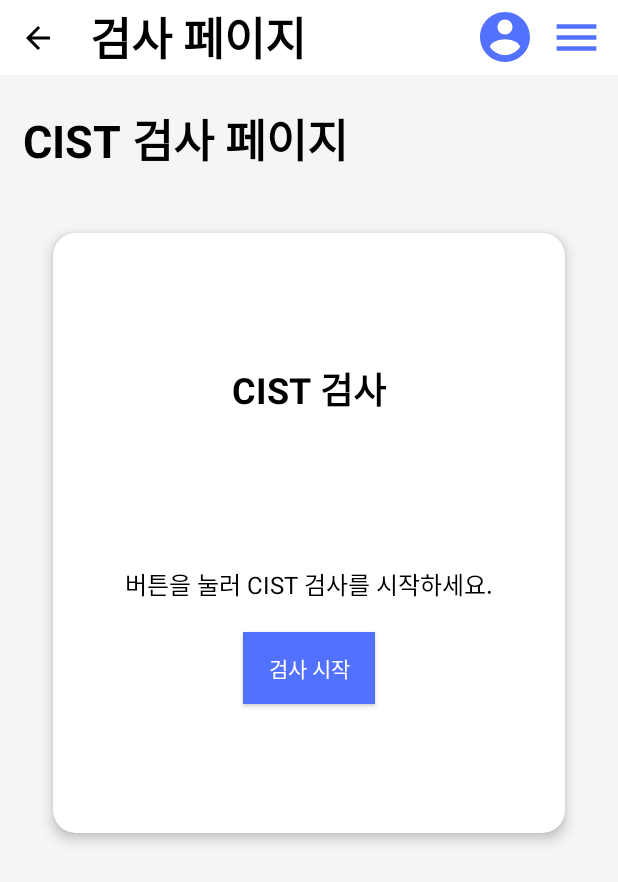
After one commit to hshy1839/DPS, an Android app built with Jetpack Compose: the CistActivity screen opened directly, with no data from a screen before it, on a phone screen of 412 x 824 dp. The commit adds this screen. Shown: the top 882 px of the screen. Run offline under Robolectric (Android 15) with nearby library versions, the light colour scheme and no system bars; network calls fail.

Commit message:
cist 검사페이지 ui

```diff
--- a/app/src/main/AndroidManifest.xml
+++ b/app/src/main/AndroidManifest.xml
@@ -109,6 +109,8 @@
         <activity android:name=".mainActivity.Calorie.CalorieActivity"/>
         <activity android:name=".mainActivity.MedicationActivity"/>
         <activity android:name=".mainActivity.DementiaRiskActivity"/>
+        <activity android:name=".Cist.CistActivity"/>
+        <activity android:name=".Cist.Cist1Activity"/>
         <activity-alias
             android:name="ViewPermissionUsageActivity"
             android:exported="true"
--- /dev/null
+++ b/app/src/main/java/com/example/dps/Cist/CistActivity.java
@@ -0,0 +1,30 @@
+package com.example.dps.Cist;
+
+import android.content.Intent;
+import android.os.Bundle;
+import android.view.View;
+import android.widget.Button;
+import androidx.appcompat.app.AppCompatActivity;
+import com.example.dps.R;
+
+public class CistActivity extends AppCompatActivity {
+
+    @Override
+    protected void onCreate(Bundle savedInstanceState) {
+        super.onCreate(savedInstanceState);
+        setContentView(R.layout.activity_cist); // 해당하는 레이아웃 파일 이름
+
+        // startTextBtn 버튼을 찾아서 변수에 저장
+        Button startButton = findViewById(R.id.startTextBtn);
+
+        // 버튼 클릭 리스너 추가
+        startButton.setOnClickListener(new View.OnClickListener() {
+            @Override
+            public void onClick(View v) {
+                // Cist1Activity로 이동하는 인텐트 생성
+                Intent intent = new Intent(CistActivity.this, Cist1Activity.class);
+                startActivity(intent);
+            }
+        });
+    }
+}
--- /dev/null
+++ b/app/src/main/res/layout/activity_cist.xml
@@ -0,0 +1,150 @@
+<?xml version="1.0" encoding="utf-8"?>
+<androidx.drawerlayout.widget.DrawerLayout xmlns:android="http://schemas.android.com/apk/res/android"
+    xmlns:app="http://schemas.android.com/apk/res-auto"
+    xmlns:tools="http://schemas.android.com/tools"
+    android:id="@+id/drawer_layout"
+    android:layout_width="match_parent"
+    android:layout_height="match_parent"
+    tools:context=".mainActivity.Calorie.CalorieActivity">
+
+    <!-- Scrollable Content -->
+    <ScrollView
+        android:layout_width="match_parent"
+        android:layout_height="match_parent"
+        android:background="#f5f5f5">
+
+        <!-- Main Content Area -->
+        <LinearLayout
+            android:layout_width="match_parent"
+            android:layout_height="wrap_content"
+            android:orientation="vertical"
+            android:background="#f5f5f5">
+
+            <!-- Toolbar or Action Bar with Back Arrow, Title, and Icons -->
+            <LinearLayout
+                android:layout_width="match_parent"
+                android:layout_height="50dp"
+                android:background="#ffffff"
+                android:gravity="center_vertical"
+                android:orientation="horizontal">
+
+                <!-- Back Arrow Icon -->
+                <ImageView
+                    android:id="@+id/back_arrow"
+                    android:layout_width="50dp"
+                    android:layout_height="50dp"
+                    android:layout_gravity="left|center"
+                    android:scaleType="center"
+                    android:src="@drawable/baseline_arrow_back_24" />
+
+                <!-- Page Title -->
+                <TextView
+                    android:layout_marginLeft="10dp"
+                    android:layout_width="wrap_content"
+                    android:layout_height="wrap_content"
+                    android:layout_weight="1"
+                    android:text="검사 페이지"
+                    android:textColor="@android:color/black"
+                    android:textStyle="bold"
+                    android:textSize="30sp"
+                    android:gravity="left|center" />
+
+                <!-- Login and Menu Icons -->
+                <ImageView
+                    android:id="@+id/loginButton"
+                    android:layout_width="40dp"
+                    android:layout_height="40dp"
+                    android:layout_gravity="right|center"
+                    android:layout_marginEnd="10dp"
+                    android:src="@drawable/baseline_account_circle_24" />
+
+                <ImageView
+                    android:id="@+id/menuButton_heartbeat"
+                    android:layout_width="35dp"
+                    android:layout_height="35dp"
+                    android:layout_marginEnd="10dp"
+                    android:src="@drawable/menu" />
+            </LinearLayout>
+
+            <!-- Content Area -->
+            <LinearLayout
+                android:layout_width="match_parent"
+                android:layout_height="wrap_content"
+                android:layout_gravity="center"
+                android:layout_marginStart="15dp"
+                android:layout_marginTop="20dp"
+                android:layout_marginEnd="15dp"
+                android:orientation="vertical">
+
+                <!-- Section Title -->
+                <TextView
+                    android:layout_width="wrap_content"
+                    android:layout_height="wrap_content"
+                    android:layout_marginBottom="20dp"
+                    android:text="CIST 검사 페이지"
+                    android:textColor="@color/black"
+                    android:textSize="30sp"
+                    android:textStyle="bold" />
+
+                <!-- Examination Card Section -->
+                <androidx.cardview.widget.CardView
+                    android:layout_width="match_parent"
+                    android:layout_height="400dp"
+                    android:layout_gravity="center"
+                    android:layout_margin="20dp"
+                    app:cardBackgroundColor="#ffffff"
+                    app:cardCornerRadius="15dp"
+                    app:cardElevation="5dp">
+
+                    <LinearLayout
+                        android:layout_width="match_parent"
+                        android:layout_height="match_parent"
+                        android:orientation="vertical"
+                        android:padding="16dp"
+                        android:gravity="center">
+
+                        <!-- Card Title -->
+                        <TextView
+                            android:layout_width="wrap_content"
+                            android:layout_height="wrap_content"
+                            android:text="CIST 검사"
+                            android:textColor="@color/black"
+                            android:textSize="24sp"
+                            android:textStyle="bold"
+                            android:layout_marginBottom="100dp" />
+
+                        <!-- Examination Description -->
+                        <TextView
+                            android:layout_width="wrap_content"
+                            android:layout_height="wrap_content"
+                            android:text="버튼을 눌러 CIST 검사를 시작하세요."
+                            android:textColor="@color/black"
+                            android:textSize="16sp"
+                            android:layout_marginBottom="20dp" />
+
+                        <!-- Examination Start Button -->
+                        <Button
+                            android:id="@+id/startTextBtn"
+                            android:layout_width="wrap_content"
+                            android:layout_height="wrap_content"
+                            android:background="#5271FE"
+                            android:text="검사 시작"
+                            android:textColor="@android:color/white" />
+                    </LinearLayout>
+
+                </androidx.cardview.widget.CardView>
+            </LinearLayout>
+        </LinearLayout>
+    </ScrollView>
+
+    <!-- Navigation Drawer -->
+    <com.google.android.material.navigation.NavigationView
+        android:id="@+id/nav_view"
+        android:layout_width="220dp"
+        android:layout_height="match_parent"
+        android:layout_gravity="start"
+        android:background="@color/white"
+        app:headerLayout="@layout/nav_header_main"
+        app:itemTextColor="@color/black"
+        app:menu="@menu/nav_menu" />
+</androidx.drawerlayout.widget.DrawerLayout>
```
Also changed, not shown: app/src/main/java/com/example/dps/Cist/Cist1Activity.java (added, +17 -0 lines), app/src/main/java/com/example/dps/mainActivity/MainActivity.kt (+24 -24 lines), app/src/main/res/layout/activity_cist1.xml (added, +150 -0 lines), app/src/main/res/layout/activity_main.xml (+7 -0 lines).
